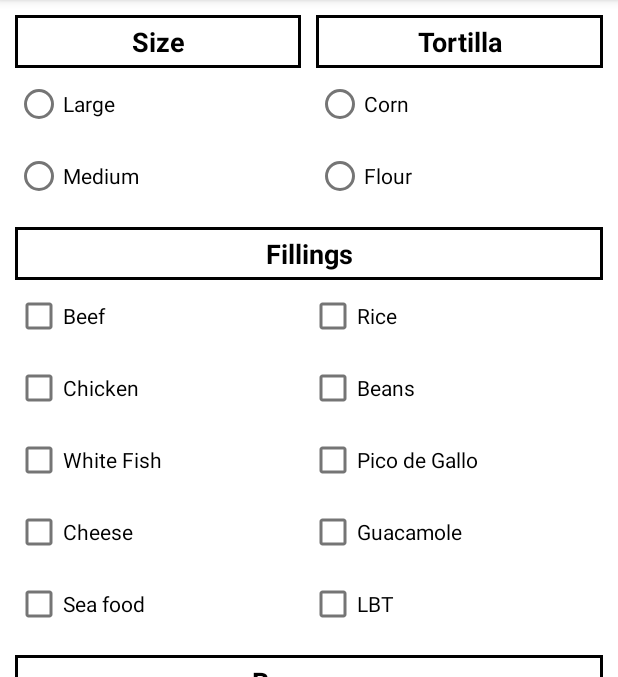
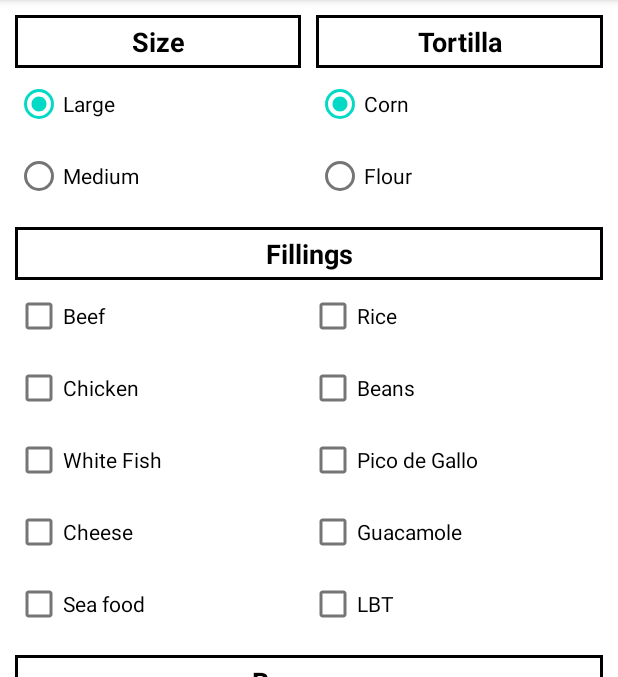
Before and after one commit to buitrbao222/mobile-sms-order, an Android app: the screen it shows after launch (TacoOrder), after a tap on "PLACE YOUR ORDER", on a phone screen of 412 x 824 dp, the part 84-761 px from its top. Run offline under Robolectric (Android 15) with nearby library versions, the phone set to English and light mode, and no system bars.

Commit message:
Finish placing taco order via SMS.

```diff
--- a/app/src/main/AndroidManifest.xml
+++ b/app/src/main/AndroidManifest.xml
@@ -1,7 +1,7 @@
 <?xml version="1.0" encoding="utf-8"?>
 <manifest xmlns:android="http://schemas.android.com/apk/res/android"
     package="com.example.main">
-
+    <uses-permission android:name="android.permission.SEND_SMS" />
     <application
         android:allowBackup="true"
         android:icon="@mipmap/ic_launcher"
--- a/app/src/main/java/com/example/main/TacoOrder.java
+++ b/app/src/main/java/com/example/main/TacoOrder.java
@@ -1,31 +1,122 @@
 package com.example.main;
 
+import androidx.annotation.IdRes;
+import androidx.annotation.NonNull;
+import androidx.annotation.RequiresApi;
 import androidx.appcompat.app.AppCompatActivity;
+import androidx.core.app.ActivityCompat;
 
+import android.Manifest;
+import android.annotation.SuppressLint;
+import android.content.pm.PackageManager;
+import android.os.Build;
 import android.os.Bundle;
+import android.view.Gravity;
 import android.view.View;
 import android.widget.Button;
+import android.widget.CheckBox;
+import android.widget.LinearLayout;
 import android.widget.RadioButton;
 import android.widget.RadioGroup;
+import android.telephony.SmsManager;
+import android.widget.Toast;
+
+import java.util.ArrayList;
 
 public class TacoOrder extends AppCompatActivity {
-    RadioGroup sizeGroup, tortillaGroup;
-    Button placeOrderButton;
+    private static final int SMS_PERMISSION_REQUEST_CODE = 1;
 
+    public void centerToast(String content) {
+        Toast toast = Toast.makeText(getApplicationContext(), content, Toast.LENGTH_SHORT);
+        toast.setGravity(Gravity.CENTER, 0, 0);
+        toast.show();
+    }
+
+    @RequiresApi(api = Build.VERSION_CODES.O)
+    @Override
+    public void onRequestPermissionsResult(int requestCode, @NonNull String[] permissions, @NonNull int[] grantResults) {
+        if (requestCode == SMS_PERMISSION_REQUEST_CODE) {
+            if (grantResults.length > 0 && grantResults[0] == PackageManager.PERMISSION_GRANTED) {
+                this.placeOrder();
+            } else {
+                centerToast("Need SMS permission to place an order!");
+            }
+        }
+    }
+
+    @RequiresApi(api = Build.VERSION_CODES.O)
+    public void placeOrder() {
+        String size = getCheckedRadioText(R.id.size_group);
+        String tortilla = getCheckedRadioText(R.id.tortilla_group);
+        ArrayList<String> fillings = getCheckedCheckboxText(R.id.fillings_group);
+        ArrayList<String> beverages = getCheckedCheckboxText(R.id.beverage_group);
+
+        SmsManager smsManager = SmsManager.getDefault();
+        String phoneNumber = "5556";
+        String newLine = System.getProperty("line.separator");
+        String content = "--- TACO ORDER ---"
+                + newLine
+                + "SIZE: " + size
+                + newLine
+                + "TORTILLA: " + tortilla
+                + newLine
+                + "FILLINGS: " + String.join(", ", fillings)
+                + newLine
+                + "BEVERAGES: " + String.join(", ", beverages);
+
+        smsManager.sendTextMessage(phoneNumber, null,
+                content,
+                null, null);
+
+        centerToast("Your order was placed successfully!");
+    }
+
+    protected String getCheckedRadioText(@IdRes int radioGroupId) {
+        RadioGroup radioGroup = (RadioGroup) findViewById(radioGroupId);
+        int checkedRadioButtonId = radioGroup.getCheckedRadioButtonId();
+        RadioButton checkedRadioButton = (RadioButton) findViewById(checkedRadioButtonId);
+        return checkedRadioButton.getText().toString();
+    }
+
+    protected ArrayList<String> getCheckedCheckboxText(@IdRes int linearLayoutId) {
+        LinearLayout linearLayout = (LinearLayout) findViewById(linearLayoutId);
+
+        ArrayList<String> texts = new ArrayList<String>();
+
+        for (int i = 0; i < 2; i++) {
+            LinearLayout ll = (LinearLayout) linearLayout.getChildAt(i);
+
+            final int childCount = ll.getChildCount();
+            for (int j = 0; j < childCount; j++) {
+                CheckBox checkbox = (CheckBox) ll.getChildAt(j);
+                if (checkbox.isChecked()) {
+                    texts.add(checkbox.getText().toString());
+                }
+            }
+        }
+
+        return texts;
+    }
+
+    @RequiresApi(api = Build.VERSION_CODES.O)
+    @SuppressLint("UnlocalizedSms")
     @Override
     protected void onCreate(Bundle savedInstanceState) {
         super.onCreate(savedInstanceState);
         setContentView(R.layout.taco_order);
 
-        placeOrderButton = (Button) findViewById(R.id.place_order_button);
-        sizeGroup = (RadioGroup) findViewById(R.id.size_group);
-        tortillaGroup = (RadioGroup) findViewById(R.id.tortilla_group);
+        Button placeOrderButton = (Button) findViewById(R.id.place_order_button);
 
-        placeOrderButton.setOnClickListener(new View.OnClickListener() {
-            @Override
-            public void onClick(View v) {
-                RadioButton selectedSize = (RadioButton) findViewById(sizeGroup.getCheckedRadioButtonId());
-                String size = selectedSize.getText().toString();
+        placeOrderButton.setOnClickListener((View.OnClickListener) v -> {
+            if (ActivityCompat.checkSelfPermission(this,
+                    Manifest.permission.SEND_SMS) !=
+                    PackageManager.PERMISSION_GRANTED) {
+                // Permission not yet granted. Request permissions
+                ActivityCompat.requestPermissions(this,
+                        new String[]{Manifest.permission.SEND_SMS},
+                        SMS_PERMISSION_REQUEST_CODE);
+            } else {
+                this.placeOrder();
             }
         });
     }
--- a/app/src/main/res/layout/taco_order.xml
+++ b/app/src/main/res/layout/taco_order.xml
@@ -36,10 +36,13 @@
                 android:layout_height="match_parent">
 
                 <RadioButton
+                    android:id="@+id/size_large"
                     style="@style/radio_button"
+                    android:checked="true"
                     android:text="@string/size_large" />
 
                 <RadioButton
+                    android:id="@+id/size_medium"
                     style="@style/radio_button"
                     android:text="@string/size_medium" />
             </RadioGroup>
@@ -64,10 +67,13 @@
                 android:layout_height="match_parent">
 
                 <RadioButton
+                    android:id="@+id/tortilla_corn"
                     style="@style/radio_button"
+                    android:checked="true"
                     android:text="@string/tortilla_corn" />
 
                 <RadioButton
+                    android:id="@+id/tortilla_flour"
                     style="@style/radio_button"
                     android:text="@string/tortilla_flour" />
             </RadioGroup>
@@ -91,12 +97,14 @@
             android:text="@string/fillings_label" />
 
         <LinearLayout
+            android:id="@+id/fillings_group"
             android:layout_width="match_parent"
             android:layout_height="match_parent"
             android:baselineAligned="false"
             android:orientation="horizontal">
 
             <LinearLayout
+
                 android:layout_width="0dp"
                 android:layout_height="wrap_content"
                 android:layout_weight="1"
@@ -168,6 +176,7 @@
             android:text="@string/beverage_label" />
 
         <LinearLayout
+            android:id="@+id/beverage_group"
             android:layout_width="match_parent"
             android:layout_height="match_parent"
             android:baselineAligned="false"
```
